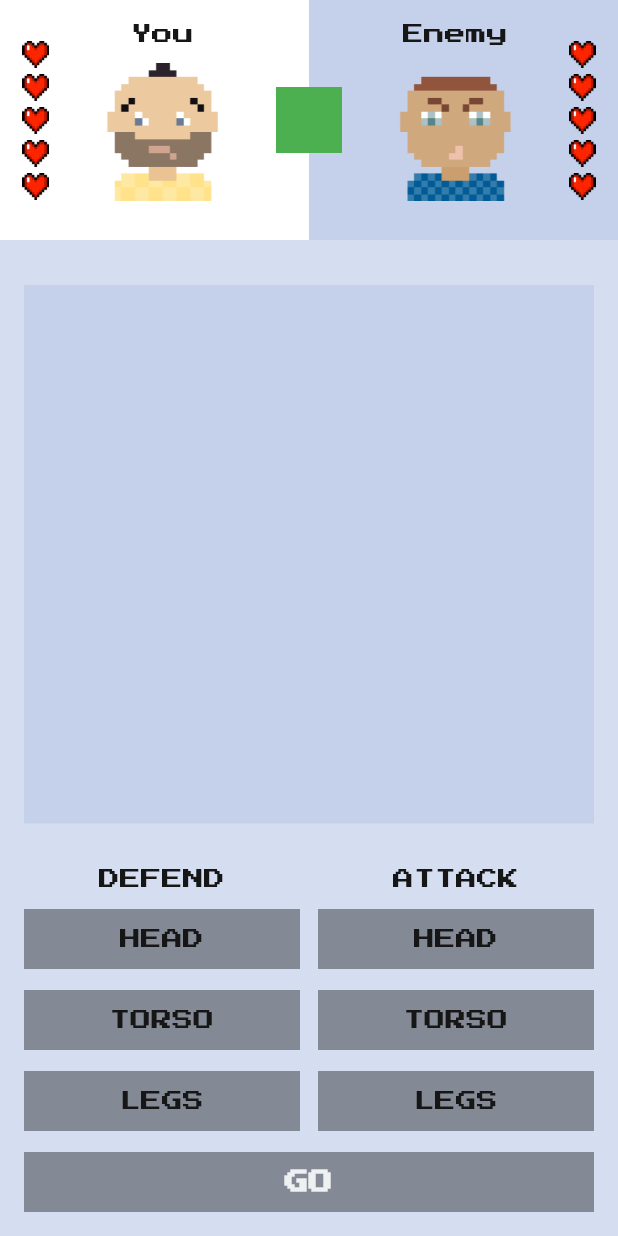
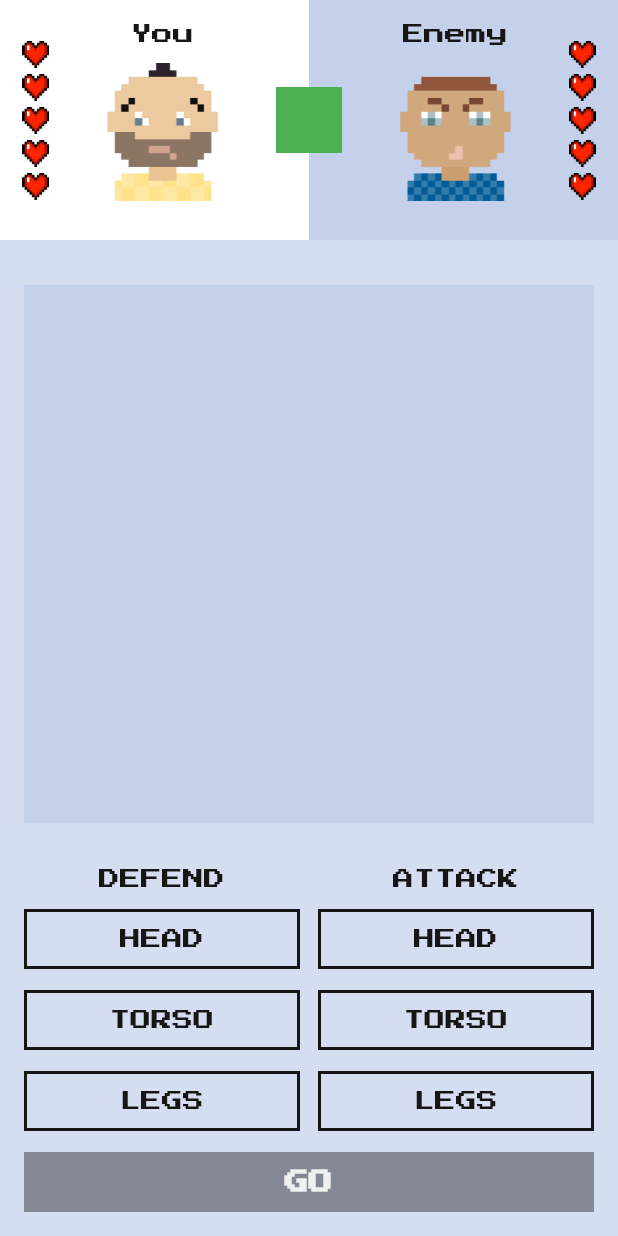
Before and after one commit to docent28/flutter_fight_club, a Flutter app: the screen it shows after launch, on a phone screen of 412 x 824 dp. Run offline on Flutter 3.47's test engine with Material 2 defaults, Android fonts, the phone set to English and light mode, and no system bars; our stand-ins replace google_fonts.

Commit message:
Добавили обводку и убрали обводку, если выбрана кнопка

```diff
--- a/lib/main.dart
+++ b/lib/main.dart
@@ -443,10 +443,13 @@ class BodyPartButton extends StatelessWidget {
       onTap: () => bodyPartSetter(bodyPart),
       child: SizedBox(
         height: 40,
-        child: ColoredBox(
-          color: selected
-              ? FightClubColors.blueButton
-              : FightClubColors.greyButton,
+        child: DecoratedBox(
+          decoration: BoxDecoration(
+            color: selected ? FightClubColors.blueButton : Colors.transparent,
+            border: !selected
+                ? Border.all(color: FightClubColors.darkGreyText, width: 2)
+                : null,
+          ),
           child: Center(
             child: Text(
               bodyPart.name.toUpperCase(),
```
